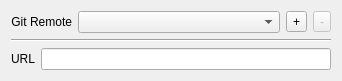
macgitver/MacGitver, file Modules/Remotes/RemotesWdgt.ui: the form before one commit.
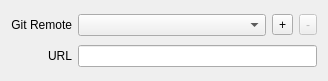
The form after the commit. Custom widgets are drawn as their Qt base class.

Commit message:
Remotes Module: cleanup UI for "Remotes" dialog
Extended options need some cleanup to appear correctly aligned.

Patch:
```diff
--- a/Modules/Remotes/RemotesWdgt.ui
+++ b/Modules/Remotes/RemotesWdgt.ui
@@ -6,7 +6,7 @@
    <rect>
     <x>0</x>
     <y>0</y>
-    <width>342</width>
+    <width>328</width>
     <height>81</height>
    </rect>
   </property>
@@ -14,9 +14,7 @@
    <string>Form</string>
   </property>
   <layout class="QGridLayout" name="gridLayout">
-   <item row="0" column="0" colspan="2">
-    <layout class="QHBoxLayout" name="horizontalLayout">
-     <item>
+   <item row="0" column="0">
       <widget class="QLabel" name="label_3">
        <property name="sizePolicy">
         <sizepolicy hsizetype="Maximum" vsizetype="Preferred">
@@ -32,7 +30,7 @@
        </property>
       </widget>
      </item>
-     <item>
+   <item row="0" column="1">
       <widget class="QComboBox" name="txtRemotes">
        <property name="toolTip">
         <string>&lt;p&gt;Select the Git Remote, you like to edit.&lt;br/&gt;&lt;/p&gt;
@@ -41,7 +39,7 @@
        </property>
       </widget>
      </item>
-     <item>
+   <item row="0" column="2">
       <widget class="QToolButton" name="btnAddRemote">
        <property name="toolTip">
         <string>Add a new Remote.</string>
@@ -51,7 +49,7 @@
        </property>
       </widget>
      </item>
-     <item>
+   <item row="0" column="3">
       <widget class="QToolButton" name="btnDeleteRemote">
        <property name="enabled">
         <bool>false</bool>
@@ -64,16 +62,7 @@
        </property>
       </widget>
      </item>
-    </layout>
-   </item>
-   <item row="1" column="0" colspan="2">
-    <widget class="Line" name="line">
-     <property name="orientation">
-      <enum>Qt::Horizontal</enum>
-     </property>
-    </widget>
-   </item>
-   <item row="2" column="0">
+   <item row="1" column="0" alignment="Qt::AlignRight">
     <widget class="QLabel" name="label_2">
      <property name="sizePolicy">
       <sizepolicy hsizetype="Maximum" vsizetype="Preferred">
@@ -92,7 +81,7 @@
      </property>
     </widget>
    </item>
-   <item row="2" column="1">
+   <item row="1" column="1" colspan="3">
     <widget class="LineEdit" name="txtUrl">
      <property name="mandatory" stdset="0">
       <bool>true</bool>
```
Left out of the diff: 3 changed lines with no effect on the pictures. Lines whose indentation alone changed are shown as unchanged.
